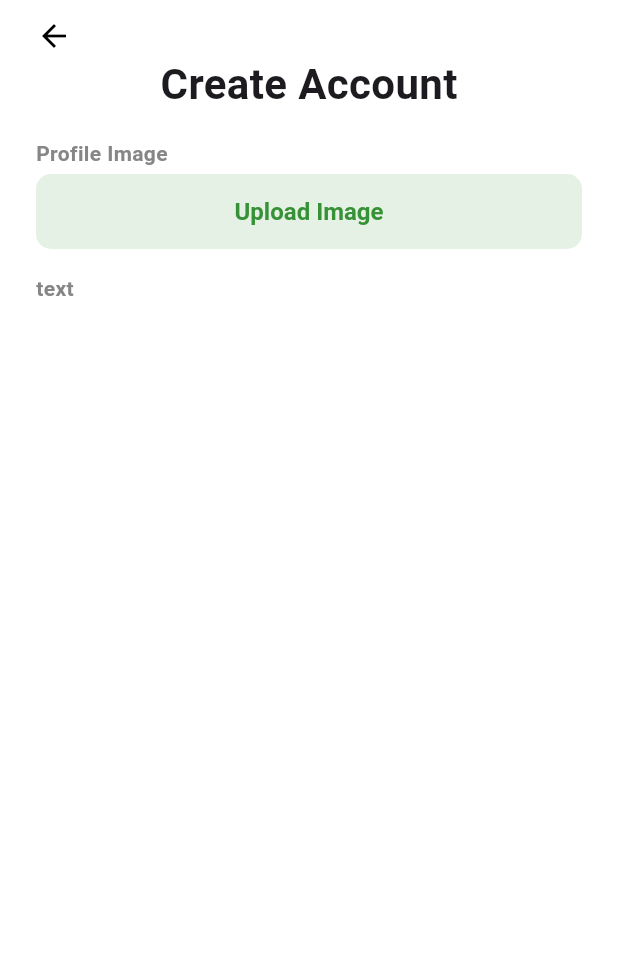
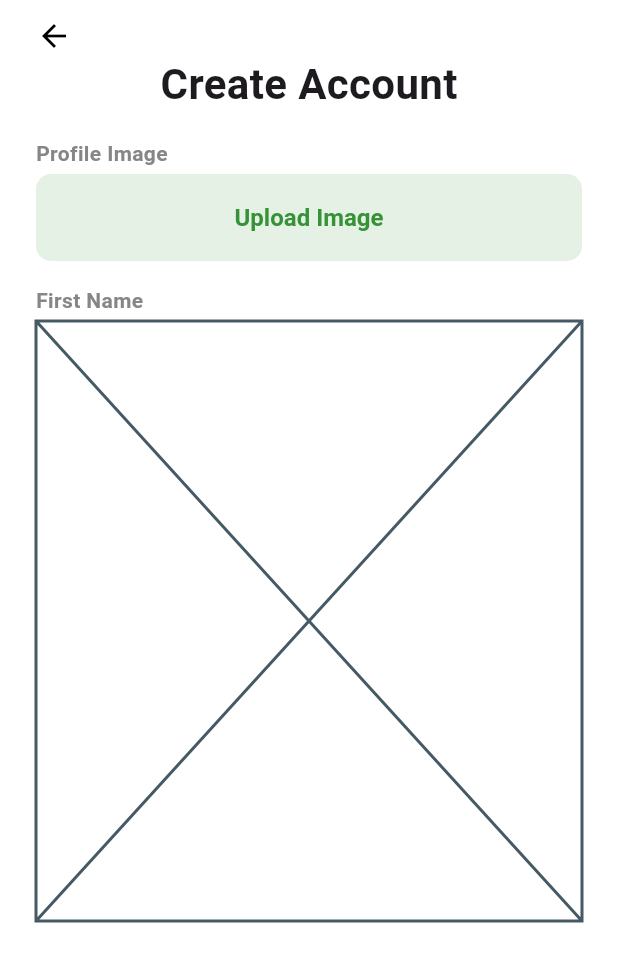
Before and after one commit to jamydevelop/Flutter-Upark-Driver, a Flutter app: the screen it shows after launch, on a phone screen of 412 x 824 dp. Shown: the top 962 px of the screen. Run offline on Flutter 3.47's test engine with Material 3 defaults, Android fonts, the light colour scheme and no system bars; our stand-ins replace go_router; Roboto replaces fonts that are missing (Poppins).

Commit message:
Upload Image height updated

```diff
--- a/upark_driver/lib/features/register/presentation/register_page.dart
+++ b/upark_driver/lib/features/register/presentation/register_page.dart
@@ -3,6 +3,7 @@ import 'package:upark_driver/core/resources/dimensions.dart';
 import 'package:upark_driver/features/register/widget/back_to_screen_button.widget.dart';
 import 'package:upark_driver/features/register/widget/create_account_text_label.dart';
 import 'package:upark_driver/features/register/widget/first_name_text_label.widget.dart';
+import 'package:upark_driver/features/register/widget/first_name_textfield.widget.dart';
 import 'package:upark_driver/features/register/widget/profile_image_text_label.widget.dart';
 import 'package:upark_driver/features/register/widget/upload_image_button.widget.dart';
 
@@ -33,6 +34,7 @@ class RegisterPage extends StatelessWidget {
                 SizedBox(height: regularSpacing),
                 FirstNameTextLabelWidget(),
                 SizedBox(height: extraSmallSpacing),
+                FirstNameTextfieldWidget(),
                 //First Name "Text Title"
                 //First Name "Text Field"
                 //Last Name "Text Title"
--- a/upark_driver/lib/features/register/widget/first_name_text_label.widget.dart
+++ b/upark_driver/lib/features/register/widget/first_name_text_label.widget.dart
@@ -13,7 +13,7 @@ class FirstNameTextLabelWidget extends StatelessWidget {
       children: <Widget>[
         CommonTextLabel(
           color: grey,
-          text: "text",
+          text: "First Name",
           fontSize: fontSizeTitle4,
         ),
       ],
--- /dev/null
+++ b/upark_driver/lib/features/register/widget/first_name_textfield.widget.dart
@@ -0,0 +1,10 @@
+import 'package:flutter/widgets.dart';
+
+class FirstNameTextfieldWidget extends StatelessWidget {
+  const FirstNameTextfieldWidget({super.key});
+
+  @override
+  Widget build(BuildContext context) {
+    return const Placeholder();
+  }
+}
--- a/upark_driver/lib/features/register/widget/upload_image_button.widget.dart
+++ b/upark_driver/lib/features/register/widget/upload_image_button.widget.dart
@@ -11,6 +11,7 @@ class UploadImageButtonWidget extends StatelessWidget {
       children: [
         Expanded(
           child: CommonButton(
+            height: 58,
             foregroundColor: darkGreen,
             backgroundColor: buttonGrey,
             child: Text(
```
